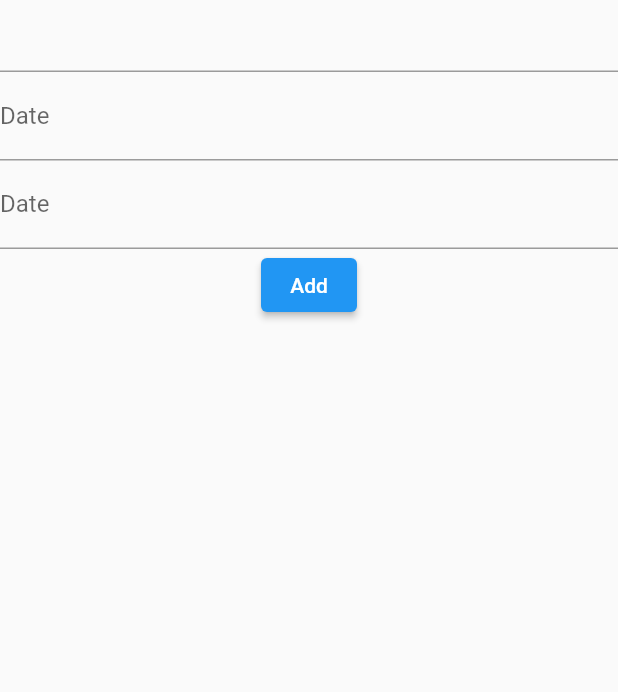
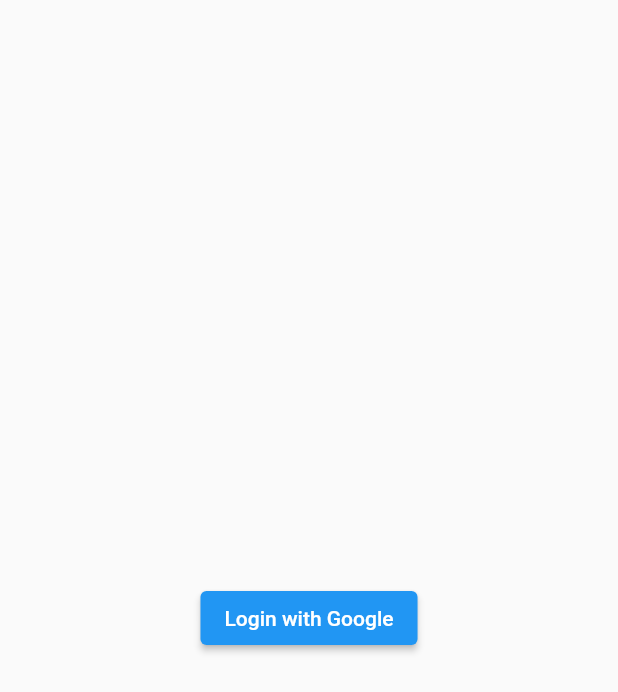
Before and after one commit to beeerlian/google_calendar_sync, a Flutter app: the screen it shows after launch, on a phone screen of 412 x 824 dp. Shown: the top 692 px of the screen. Run offline on Flutter 3.47's test engine with Material 2 defaults, Android fonts, the phone set to English and light mode, and no system bars; drawn by our look-alikes of date_time_picker; our stand-ins replace flutter_riverpod, googleapis_auth; missing offline and left inert: googleapis.

Commit message:
Login Features

```diff
--- a/lib/controller/controller.dart
+++ b/lib/controller/controller.dart
@@ -1,14 +1,16 @@
 import 'dart:developer';
 import 'dart:io';
 
+import 'package:flutter/cupertino.dart';
 import 'package:google_calendar_synchronize/const/const_key.dart';
 import 'package:googleapis/calendar/v3.dart';
 import 'package:googleapis_auth/auth_io.dart';
 import 'package:url_launcher/url_launcher.dart';
 
 class CalendarController {
-  static const _scopes = [scopeUrl];
+  static const scopes = [scopeUrl];
   static var credentials;
+  static AuthClient? client;
 
   static Event event = Event();
   static EventDateTime end = EventDateTime();
@@ -16,13 +18,9 @@
 
   static void createClientId() {
     if (Platform.isAndroid) {
-      credentials = ClientId(
-          client_credential_key,
-          "");
+      credentials = ClientId(client_credential_key, "");
     } else if (Platform.isIOS) {
-      credentials = ClientId(
-          client_credential_key,
-          "");
+      credentials = ClientId(client_credential_key, "");
     }
   }
 
@@ -44,9 +42,7 @@
 
   static insertEvent(event) {
     try {
-      clientViaUserConsent(credentials, _scopes, prompt)
-          .then((AuthClient client) {
-        var calendar = CalendarApi(client);
+      var calendar = CalendarApi(client as dynamic);
       String calendarId = "primary";
       calendar.events.insert(event, calendarId).then((value) {
         print("ADDEDDD_________________${value.status}");
@@ -56,10 +52,21 @@
           log("Unable to add event in google calendar");
         }
       });
-      });
     } catch (e) {
       log('Error creating event $e');
     }
+  }
+
+  static loginWithGoogle(BuildContext context) {
+    createClientId();
+    try {
+      clientViaUserConsent(credentials, scopes, prompt)
+          .then((AuthClient authClient) {
+        client = authClient;
+        Navigator.pushReplacementNamed(context, "/home");
+      });
+      print("login success");
+    } catch (e) {}
   }
 
   static void prompt(String url) async {
--- a/lib/main.dart
+++ b/lib/main.dart
@@ -1,8 +1,9 @@
 import 'package:flutter/material.dart';
-import 'package:google_calendar_synchronize/pages/home.dart';
+import 'package:flutter_riverpod/flutter_riverpod.dart';
+import 'package:google_calendar_synchronize/routes/on_generated_routes.dart';
 
 void main() {
-  runApp(const MyApp());
+  runApp(const ProviderScope(child: MyApp()));
 }
 
 class MyApp extends StatelessWidget {
@@ -10,12 +11,19 @@
 
   @override
   Widget build(BuildContext context) {
+
     return MaterialApp(
       title: 'Flutter Demo',
       theme: ThemeData(
         primarySwatch: Colors.blue,
       ),
-      home: HomePage(),
+      initialRoute: "/login",
+      onGenerateRoute: (settings) {
+        return GeneratedRoutes.generate(settings);
+      },
+      onUnknownRoute: (settings) {
+        return GeneratedRoutes.onUnknownRoutes();
+      },
     );
   }
 }
--- /dev/null
+++ b/lib/pages/login.dart
@@ -0,0 +1,20 @@
+import 'package:flutter/material.dart';
+import 'package:flutter_riverpod/flutter_riverpod.dart';
+import 'package:google_calendar_synchronize/controller/controller.dart';
+
+class LoginPage extends StatelessWidget {
+  const LoginPage({Key? key}) : super(key: key);
+
+  @override
+  Widget build(BuildContext context) {
+    return Scaffold(
+      body: Center(
+        child: ElevatedButton(
+            onPressed: () async {
+              CalendarController.loginWithGoogle(context);
+            },
+            child: const Text("Login with Google")),
+      ),
+    );
+  }
+}
--- /dev/null
+++ b/lib/routes/on_generated_routes.dart
@@ -0,0 +1,20 @@
+import 'package:flutter/material.dart';
+import 'package:google_calendar_synchronize/pages/home.dart';
+import 'package:google_calendar_synchronize/pages/login.dart';
+
+class GeneratedRoutes {
+  static Route<dynamic> generate(RouteSettings settings) {
+    switch (settings.name) {
+      case "/home":
+        return MaterialPageRoute(builder: (context) => HomePage());
+      case "/login":
+        return MaterialPageRoute(builder: (context) => const LoginPage());
+      default:
+        return onUnknownRoutes();
+    }
+  }
+
+  static Route<dynamic> onUnknownRoutes() => MaterialPageRoute(builder: (context)=> const Scaffold(
+                  body: Center(child: Text("Wrong route")),
+                ));
+}
--- a/pubspec.yaml
+++ b/pubspec.yaml
@@ -31,6 +31,7 @@
   date_time_picker: ^2.1.0
   flutter:
     sdk: flutter
+  flutter_riverpod: ^0.14.0+3
   googleapis: ^5.0.1
   googleapis_auth: ^1.1.0
   url_launcher: ^6.0.12
```
Also changed, not shown: lib/pages/home.dart (+6 -2 lines), pubspec.lock. Lines whose indentation alone changed are shown as unchanged.
